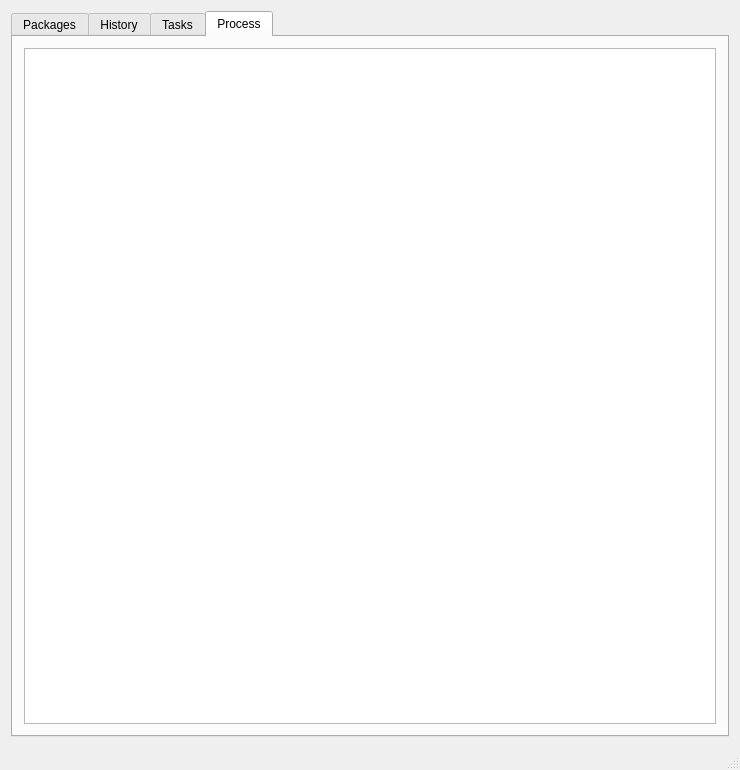
First picture: the form in src/mainwindow.ui, repository Shatur/orson, before the edit.
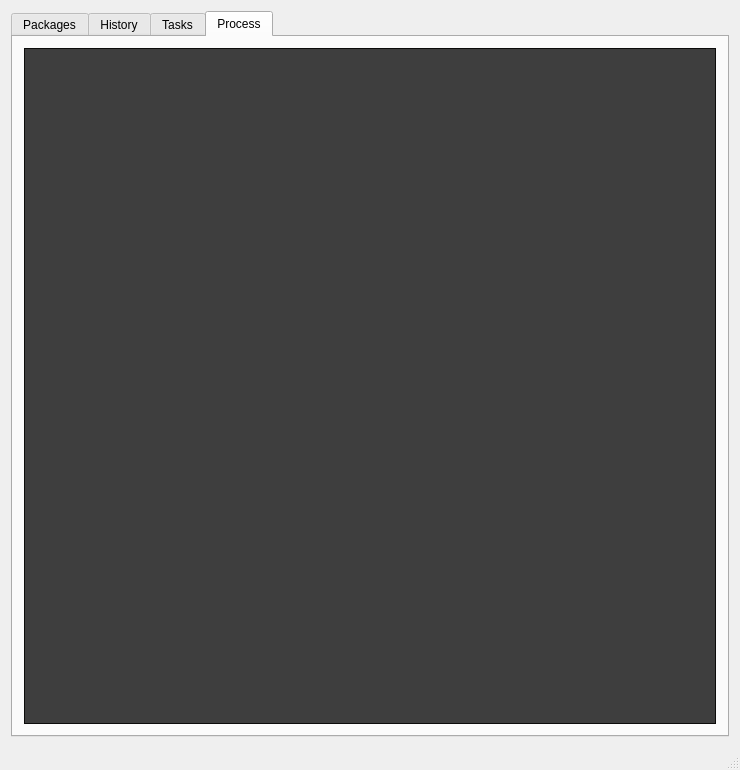
Second picture: the form after the edit. The open tabs and pages were chosen to show the change. Icons and pictures are not drawn. Custom widgets are drawn as their Qt base class.

Commit message: Use dark background for ProcessEdit

```diff
--- a/src/mainwindow.ui
+++ b/src/mainwindow.ui
@@ -971,7 +971,450 @@
        </attribute>
        <layout class="QVBoxLayout" name="verticalLayout_6">
         <item>
-         <widget class="ProcessEdit" name="processEdit"/>
+         <widget class="ProcessEdit" name="processEdit">
+          <property name="palette">
+           <palette>
+            <active>
+             <colorrole role="WindowText">
+              <brush brushstyle="SolidPattern">
+               <color alpha="255">
+                <red>255</red>
+                <green>255</green>
+                <blue>255</blue>
+               </color>
+              </brush>
+             </colorrole>
+             <colorrole role="Button">
+              <brush brushstyle="SolidPattern">
+               <color alpha="255">
+                <red>16</red>
+                <green>15</green>
+                <blue>14</blue>
+               </color>
+              </brush>
+             </colorrole>
+             <colorrole role="Light">
+              <brush brushstyle="SolidPattern">
+               <color alpha="255">
+                <red>24</red>
+                <green>22</green>
+                <blue>21</blue>
+               </color>
+              </brush>
+             </colorrole>
+             <colorrole role="Midlight">
+              <brush brushstyle="SolidPattern">
+               <color alpha="255">
+                <red>20</red>
+                <green>18</green>
+                <blue>17</blue>
+               </color>
+              </brush>
+             </colorrole>
+             <colorrole role="Dark">
+              <brush brushstyle="SolidPattern">
+               <color alpha="255">
+                <red>8</red>
+                <green>7</green>
+                <blue>7</blue>
+               </color>
+              </brush>
+             </colorrole>
+             <colorrole role="Mid">
+              <brush brushstyle="SolidPattern">
+               <color alpha="255">
+                <red>10</red>
+                <green>10</green>
+                <blue>9</blue>
+               </color>
+              </brush>
+             </colorrole>
+             <colorrole role="Text">
+              <brush brushstyle="SolidPattern">
+               <color alpha="255">
+                <red>255</red>
+                <green>255</green>
+                <blue>255</blue>
+               </color>
+              </brush>
+             </colorrole>
+             <colorrole role="BrightText">
+              <brush brushstyle="SolidPattern">
+               <color alpha="255">
+                <red>255</red>
+                <green>255</green>
+                <blue>255</blue>
+               </color>
+              </brush>
+             </colorrole>
+             <colorrole role="ButtonText">
+              <brush brushstyle="SolidPattern">
+               <color alpha="255">
+                <red>255</red>
+                <green>255</green>
+                <blue>255</blue>
+               </color>
+              </brush>
+             </colorrole>
+             <colorrole role="Base">
+              <brush brushstyle="SolidPattern">
+               <color alpha="255">
+                <red>62</red>
+                <green>62</green>
+                <blue>62</blue>
+               </color>
+              </brush>
+             </colorrole>
+             <colorrole role="Window">
+              <brush brushstyle="SolidPattern">
+               <color alpha="255">
+                <red>16</red>
+                <green>15</green>
+                <blue>14</blue>
+               </color>
+              </brush>
+             </colorrole>
+             <colorrole role="Shadow">
+              <brush brushstyle="SolidPattern">
+               <color alpha="255">
+                <red>0</red>
+                <green>0</green>
+                <blue>0</blue>
+               </color>
+              </brush>
+             </colorrole>
+             <colorrole role="AlternateBase">
+              <brush brushstyle="SolidPattern">
+               <color alpha="255">
+                <red>8</red>
+                <green>7</green>
+                <blue>7</blue>
+               </color>
+              </brush>
+             </colorrole>
+             <colorrole role="ToolTipBase">
+              <brush brushstyle="SolidPattern">
+               <color alpha="255">
+                <red>255</red>
+                <green>255</green>
+                <blue>220</blue>
+               </color>
+              </brush>
+             </colorrole>
+             <colorrole role="ToolTipText">
+              <brush brushstyle="SolidPattern">
+               <color alpha="255">
+                <red>0</red>
+                <green>0</green>
+                <blue>0</blue>
+               </color>
+              </brush>
+             </colorrole>
+             <colorrole role="PlaceholderText">
+              <brush brushstyle="SolidPattern">
+               <color alpha="128">
+                <red>255</red>
+                <green>255</green>
+                <blue>255</blue>
+               </color>
+              </brush>
+             </colorrole>
+            </active>
+            <inactive>
+             <colorrole role="WindowText">
+              <brush brushstyle="SolidPattern">
+               <color alpha="255">
+                <red>255</red>
+                <green>255</green>
+                <blue>255</blue>
+               </color>
+              </brush>
+             </colorrole>
+             <colorrole role="Button">
+              <brush brushstyle="SolidPattern">
+               <color alpha="255">
+                <red>16</red>
+                <green>15</green>
+                <blue>14</blue>
+               </color>
+              </brush>
+             </colorrole>
+             <colorrole role="Light">
+              <brush brushstyle="SolidPattern">
+               <color alpha="255">
+                <red>24</red>
+                <green>22</green>
+                <blue>21</blue>
+               </color>
+              </brush>
+             </colorrole>
+             <colorrole role="Midlight">
+              <brush brushstyle="SolidPattern">
+               <color alpha="255">
+                <red>20</red>
+                <green>18</green>
+                <blue>17</blue>
+               </color>
+              </brush>
+             </colorrole>
+             <colorrole role="Dark">
+              <brush brushstyle="SolidPattern">
+               <color alpha="255">
+                <red>8</red>
+                <green>7</green>
+                <blue>7</blue>
+               </color>
+              </brush>
+             </colorrole>
+             <colorrole role="Mid">
+              <brush brushstyle="SolidPattern">
+               <color alpha="255">
+                <red>10</red>
+                <green>10</green>
+                <blue>9</blue>
+               </color>
+              </brush>
+             </colorrole>
+             <colorrole role="Text">
+              <brush brushstyle="SolidPattern">
+               <color alpha="255">
+                <red>255</red>
+                <green>255</green>
+                <blue>255</blue>
+               </color>
+              </brush>
+             </colorrole>
+             <colorrole role="BrightText">
+              <brush brushstyle="SolidPattern">
+               <color alpha="255">
+                <red>255</red>
+                <green>255</green>
+                <blue>255</blue>
+               </color>
+              </brush>
+             </colorrole>
+             <colorrole role="ButtonText">
+              <brush brushstyle="SolidPattern">
+               <color alpha="255">
+                <red>255</red>
+                <green>255</green>
+                <blue>255</blue>
+               </color>
+              </brush>
+             </colorrole>
+             <colorrole role="Base">
+              <brush brushstyle="SolidPattern">
+               <color alpha="255">
+                <red>62</red>
+                <green>62</green>
+                <blue>62</blue>
+               </color>
+              </brush>
+             </colorrole>
+             <colorrole role="Window">
+              <brush brushstyle="SolidPattern">
+               <color alpha="255">
+                <red>16</red>
+                <green>15</green>
+                <blue>14</blue>
+               </color>
+              </brush>
+             </colorrole>
+             <colorrole role="Shadow">
+              <brush brushstyle="SolidPattern">
+               <color alpha="255">
+                <red>0</red>
+                <green>0</green>
+                <blue>0</blue>
+               </color>
+              </brush>
+             </colorrole>
+             <colorrole role="AlternateBase">
+              <brush brushstyle="SolidPattern">
+               <color alpha="255">
+                <red>8</red>
+                <green>7</green>
+                <blue>7</blue>
+               </color>
+              </brush>
+             </colorrole>
+             <colorrole role="ToolTipBase">
+              <brush brushstyle="SolidPattern">
+               <color alpha="255">
+                <red>255</red>
+                <green>255</green>
+                <blue>220</blue>
+               </color>
+              </brush>
+             </colorrole>
+             <colorrole role="ToolTipText">
+              <brush brushstyle="SolidPattern">
+               <color alpha="255">
+                <red>0</red>
+                <green>0</green>
+                <blue>0</blue>
+               </color>
+              </brush>
+             </colorrole>
+             <colorrole role="PlaceholderText">
+              <brush brushstyle="SolidPattern">
+               <color alpha="128">
+                <red>255</red>
+                <green>255</green>
+                <blue>255</blue>
+               </color>
+              </brush>
+             </colorrole>
+            </inactive>
+            <disabled>
+             <colorrole role="WindowText">
+              <brush brushstyle="SolidPattern">
+               <color alpha="255">
+                <red>8</red>
+                <green>7</green>
+                <blue>7</blue>
+               </color>
+              </brush>
+             </colorrole>
+             <colorrole role="Button">
+              <brush brushstyle="SolidPattern">
+               <color alpha="255">
+                <red>16</red>
+                <green>15</green>
+                <blue>14</blue>
+               </color>
+              </brush>
+             </colorrole>
+             <colorrole role="Light">
+              <brush brushstyle="SolidPattern">
+               <color alpha="255">
+                <red>24</red>
+                <green>22</green>
+                <blue>21</blue>
+               </color>
+              </brush>
+             </colorrole>
+             <colorrole role="Midlight">
+              <brush brushstyle="SolidPattern">
+               <color alpha="255">
+                <red>20</red>
+                <green>18</green>
+                <blue>17</blue>
+               </color>
+              </brush>
+             </colorrole>
+             <colorrole role="Dark">
+              <brush brushstyle="SolidPattern">
+               <color alpha="255">
+                <red>8</red>
+                <green>7</green>
+                <blue>7</blue>
+               </color>
+              </brush>
+             </colorrole>
+             <colorrole role="Mid">
+              <brush brushstyle="SolidPattern">
+               <color alpha="255">
+                <red>10</red>
+                <green>10</green>
+                <blue>9</blue>
+               </color>
+              </brush>
+             </colorrole>
+             <colorrole role="Text">
+              <brush brushstyle="SolidPattern">
+               <color alpha="255">
+                <red>8</red>
+                <green>7</green>
+                <blue>7</blue>
+               </color>
+              </brush>
+             </colorrole>
+             <colorrole role="BrightText">
+              <brush brushstyle="SolidPattern">
+               <color alpha="255">
+                <red>255</red>
+                <green>255</green>
+                <blue>255</blue>
+               </color>
+              </brush>
+             </colorrole>
+             <colorrole role="ButtonText">
+              <brush brushstyle="SolidPattern">
+               <color alpha="255">
+                <red>8</red>
+                <green>7</green>
+                <blue>7</blue>
+               </color>
+              </brush>
+             </colorrole>
+             <colorrole role="Base">
+              <brush brushstyle="SolidPattern">
+               <color alpha="255">
+                <red>16</red>
+                <green>15</green>
+                <blue>14</blue>
+               </color>
+              </brush>
+             </colorrole>
+             <colorrole role="Window">
+              <brush brushstyle="SolidPattern">
+               <color alpha="255">
+                <red>16</red>
+                <green>15</green>
+                <blue>14</blue>
+               </color>
+              </brush>
+             </colorrole>
+             <colorrole role="Shadow">
+              <brush brushstyle="SolidPattern">
+               <color alpha="255">
+                <red>0</red>
+                <green>0</green>
+                <blue>0</blue>
+               </color>
+              </brush>
+             </colorrole>
+             <colorrole role="AlternateBase">
+              <brush brushstyle="SolidPattern">
+               <color alpha="255">
+                <red>16</red>
+                <green>15</green>
+                <blue>14</blue>
+               </color>
+              </brush>
+             </colorrole>
+             <colorrole role="ToolTipBase">
+              <brush brushstyle="SolidPattern">
+               <color alpha="255">
+                <red>255</red>
+                <green>255</green>
+                <blue>220</blue>
+               </color>
+              </brush>
+             </colorrole>
+             <colorrole role="ToolTipText">
+              <brush brushstyle="SolidPattern">
+               <color alpha="255">
+                <red>0</red>
+                <green>0</green>
+                <blue>0</blue>
+               </color>
+              </brush>
+             </colorrole>
+             <colorrole role="PlaceholderText">
+              <brush brushstyle="SolidPattern">
+               <color alpha="128">
+                <red>255</red>
+                <green>255</green>
+                <blue>255</blue>
+               </color>
+              </brush>
+             </colorrole>
+            </disabled>
+           </palette>
+          </property>
+         </widget>
         </item>
        </layout>
       </widget>
```
Left out of the diff: 2 changed lines with no effect on the pictures.
